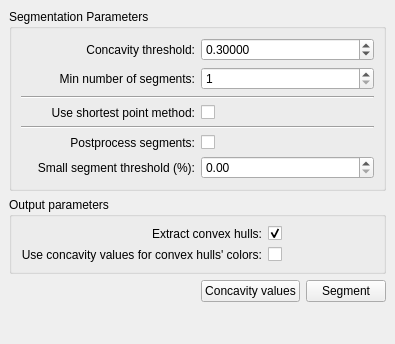
The window that Polyhedron/demo/Polyhedron/Plugins/Surface_mesh/Approximate_convex_segmentation_widget.ui (CGAL/cgal) describes before a commit, drawn with Qt 5.
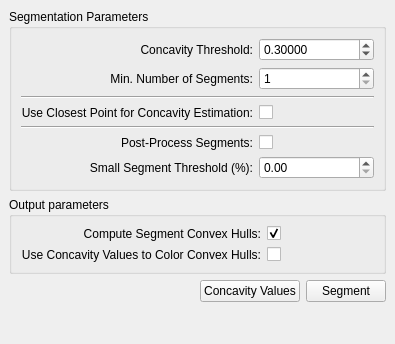
The same window after the commit.

Commit message: cosmetic changes in the demo

```diff
--- a/Polyhedron/demo/Polyhedron/Plugins/Surface_mesh/Approximate_convex_segmentation_widget.ui
+++ b/Polyhedron/demo/Polyhedron/Plugins/Surface_mesh/Approximate_convex_segmentation_widget.ui
@@ -69,7 +69,7 @@
           <enum>Qt::LeftToRight</enum>
          </property>
          <property name="text">
-          <string>Concavity threshold:</string>
+          <string>Concavity Threshold:</string>
          </property>
          <property name="alignment">
           <set>Qt::AlignRight|Qt::AlignTrailing|Qt::AlignVCenter</set>
@@ -79,7 +79,7 @@
        <item row="1" column="0">
         <widget class="QLabel" name="min_segments_label">
          <property name="text">
-          <string>Min number of segments:</string>
+          <string>Min. Number of Segments:</string>
          </property>
          <property name="alignment">
           <set>Qt::AlignRight|Qt::AlignTrailing|Qt::AlignVCenter</set>
@@ -96,7 +96,7 @@
        <item row="3" column="0">
         <widget class="QLabel" name="shortest_method_label">
          <property name="text">
-          <string>Use shortest point method:</string>
+          <string>Use Closest Point for Concavity Estimation:</string>
          </property>
          <property name="alignment">
           <set>Qt::AlignRight|Qt::AlignTrailing|Qt::AlignVCenter</set>
@@ -120,7 +120,7 @@
        <item row="5" column="0">
         <widget class="QLabel" name="postprocess_segments_label">
          <property name="text">
-          <string>Postprocess segments:</string>
+          <string>Post-Process Segments:</string>
          </property>
          <property name="alignment">
           <set>Qt::AlignRight|Qt::AlignTrailing|Qt::AlignVCenter</set>
@@ -130,7 +130,7 @@
        <item row="6" column="0">
         <widget class="QLabel" name="segment_size_threshold_label">
          <property name="text">
-          <string>Small segment threshold (%):</string>
+          <string>Small Segment Threshold (%):</string>
          </property>
          <property name="alignment">
           <set>Qt::AlignRight|Qt::AlignTrailing|Qt::AlignVCenter</set>
@@ -174,7 +174,7 @@
           <enum>Qt::LeftToRight</enum>
          </property>
          <property name="text">
-          <string>Extract convex hulls:</string>
+          <string>Compute Segment Convex Hulls:</string>
          </property>
          <property name="alignment">
           <set>Qt::AlignRight|Qt::AlignTrailing|Qt::AlignVCenter</set>
@@ -197,7 +197,7 @@
           <enum>Qt::LeftToRight</enum>
          </property>
          <property name="text">
-          <string>Use concavity values for convex hulls' colors:</string>
+          <string>Use Concavity Values to Color Convex Hulls:</string>
          </property>
          <property name="alignment">
           <set>Qt::AlignRight|Qt::AlignTrailing|Qt::AlignVCenter</set>
@@ -241,7 +241,7 @@
       <item>
        <widget class="QPushButton" name="concavity_values_button">
         <property name="text">
-         <string>Concavity values</string>
+         <string>Concavity Values</string>
         </property>
        </widget>
       </item>
```
The commit also changes 1 other file.
